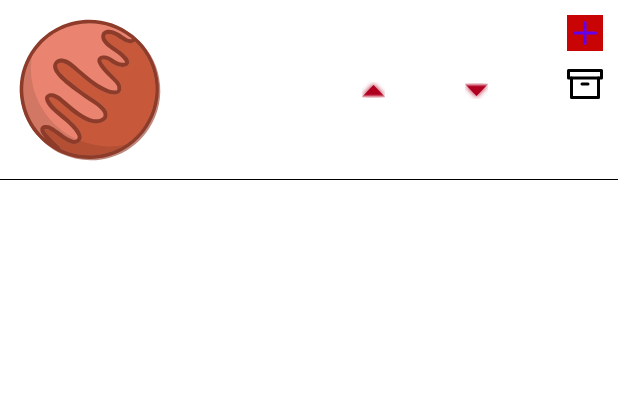
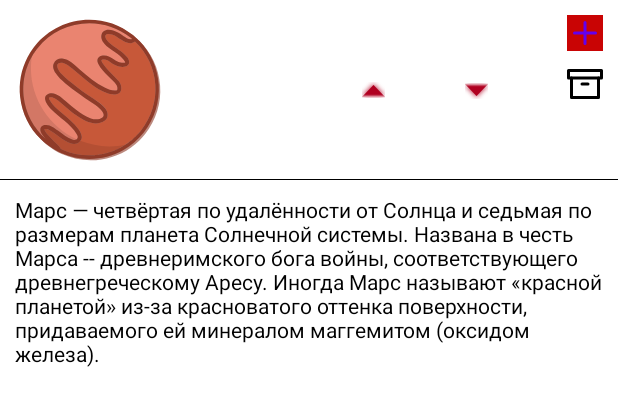
Before and after one commit to BansheeMan/MyAndroidNotes, an Android app: the layout activity_recycler_item_mars.xml on its own in the app's theme, with its tools: preview values and no code run, on a phone screen of 412 x 824 dp. Shown: the top 406 px of the screen. Run offline under Robolectric (Android 15) with nearby library versions, the phone set to English and light mode, and no system bars.

Commit message:
Material HW6 Добавил возможность открывать анимацию по клику

```diff
--- a/app/src/main/res/layout/activity_recycler_item_mars.xml
+++ b/app/src/main/res/layout/activity_recycler_item_mars.xml
@@ -2,7 +2,8 @@
 <androidx.constraintlayout.widget.ConstraintLayout xmlns:android="http://schemas.android.com/apk/res/android"
     xmlns:app="http://schemas.android.com/apk/res-auto"
     android:layout_width="match_parent"
-    android:layout_height="wrap_content">
+    android:layout_height="wrap_content"
+    xmlns:tools="http://schemas.android.com/tools">
 
     <androidx.appcompat.widget.AppCompatImageView
         android:id="@+id/marsImageView"
@@ -65,6 +66,19 @@
         app:layout_constraintTop_toTopOf="@+id/title"
         app:srcCompat="@android:drawable/arrow_down_float" />
 
+    <androidx.appcompat.widget.AppCompatTextView
+        android:id="@+id/marsDescriptionTextView"
+        android:layout_width="wrap_content"
+        android:layout_height="wrap_content"
+        android:padding="10dp"
+        android:text="@string/textDescription"
+        android:textColor="#000"
+        android:visibility="gone"
+        app:layout_constraintEnd_toEndOf="parent"
+        app:layout_constraintStart_toStartOf="parent"
+        app:layout_constraintTop_toBottomOf="@+id/marsImageView"
+        tools:visibility="visible" />
+
     <View
         android:layout_width="match_parent"
         android:layout_height="1px"
--- a/app/src/main/res/values/strings.xml
+++ b/app/src/main/res/values/strings.xml
@@ -112,5 +112,8 @@
         "when a user tries to pick up one of cards.\n\n"</string>
     <string name="pictureforcoolapsing">pictureForCoolapsing</string>
 
+    <string name="textDescription">Марс — четвёртая по удалённости от Солнца и седьмая по размерам планета Солнечной системы. Названа в честь Марса -- древнеримского бога войны, соответствующего древнегреческому Аресу. Иногда Марс называют «красной планетой» из-за красноватого оттенка поверхности, придаваемого ей минералом маггемитом (оксидом железа).</string>
+
+
 
 </resources>
```
Also changed, not shown: app/src/main/java/com/example/myandroidnotes/recycle/RecyclerActivity.kt (+19 -14 lines), app/src/main/java/com/example/myandroidnotes/recycle/RecyclerActivityAdapter.kt (+25 -18 lines).
